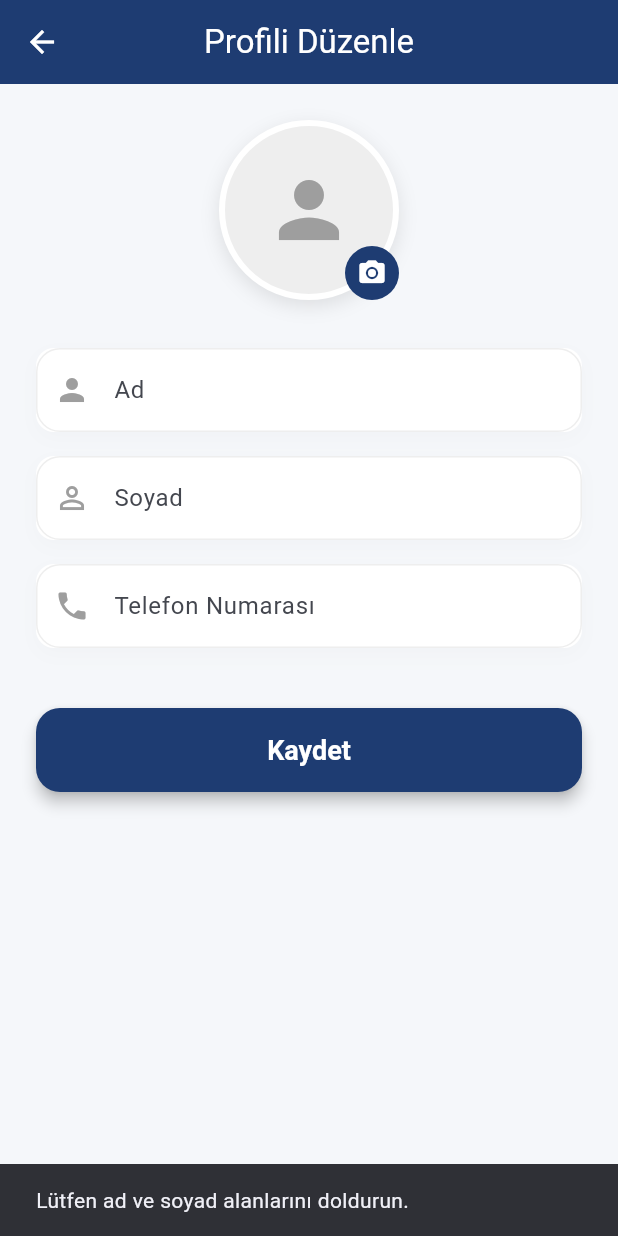
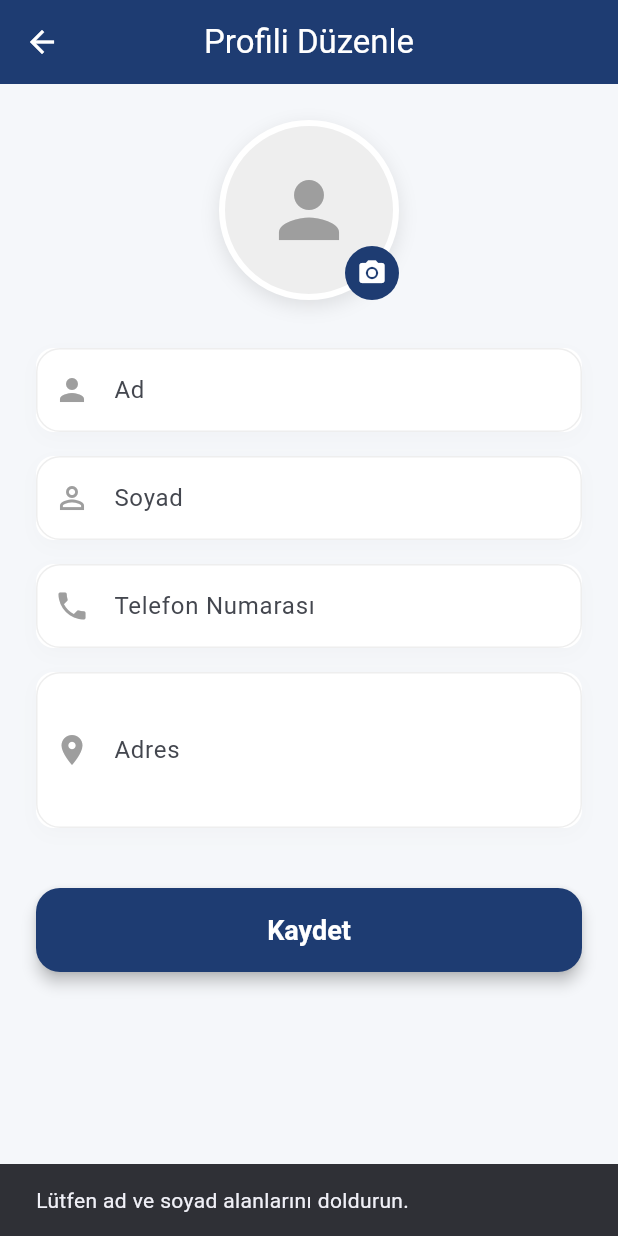
Before and after one commit to AbdullahSharbaji/Project-2026-46, a Flutter app: the EditProfilePage screen opened directly with empty values, after a tap on "Kaydet", on a phone screen of 412 x 824 dp. Run offline on Flutter 3.47's test engine with Material 3 defaults, Android fonts, the phone set to English and light mode, and no system bars; our stand-ins replace image_picker, photo_view.

Commit message:
edit profile changes

```diff
--- a/lib/Creds/edit_profile.dart
+++ b/lib/Creds/edit_profile.dart
@@ -10,6 +10,8 @@ class EditProfilePage extends StatefulWidget {
   final String firstName;
   final String lastName;
   final String phone;
+  final String? address;
+  final String? profileImageUrl;
 
   const EditProfilePage({
     super.key,
@@ -17,6 +19,8 @@ class EditProfilePage extends StatefulWidget {
     required this.firstName,
     required this.lastName,
     required this.phone,
+    this.address,
+    this.profileImageUrl,
   });
 
   @override
@@ -29,6 +33,7 @@ class _EditProfilePageState extends State<EditProfilePage> {
   final TextEditingController _nameController = TextEditingController();
   final TextEditingController _surnameController = TextEditingController();
   final TextEditingController _phoneController = TextEditingController();
+  final TextEditingController _addressController = TextEditingController();
 
   File? _image;
   final ImagePicker _picker = ImagePicker();
@@ -41,6 +46,7 @@ class _EditProfilePageState extends State<EditProfilePage> {
     _nameController.text = widget.firstName;
     _surnameController.text = widget.lastName;
     _phoneController.text = widget.phone;
+    _addressController.text = widget.address ?? "";
   }
 
   Future<void> _pickImage() async {
@@ -56,6 +62,7 @@ class _EditProfilePageState extends State<EditProfilePage> {
     final first = _nameController.text.trim();
     final last = _surnameController.text.trim();
     final phone = _phoneController.text.trim();
+    final address = _addressController.text.trim();
 
     if (first.isEmpty || last.isEmpty) {
       ScaffoldMessenger.of(context).showSnackBar(
@@ -73,6 +80,7 @@ class _EditProfilePageState extends State<EditProfilePage> {
         firstName: first,
         lastName: last,
         phoneNumber: phone,
+        address: address,
       );
 
       if (!ok) {
@@ -129,6 +137,7 @@ class _EditProfilePageState extends State<EditProfilePage> {
     _nameController.dispose();
     _surnameController.dispose();
     _phoneController.dispose();
+    _addressController.dispose();
     super.dispose();
   }
 
@@ -158,6 +167,13 @@ class _EditProfilePageState extends State<EditProfilePage> {
                 _phoneController,
                 Icons.phone,
                 keyboardType: TextInputType.phone,
+              ),
+              const SizedBox(height: 16),
+              _buildTextField(
+                "Adres",
+                _addressController,
+                Icons.location_on,
+                maxLines: 3,
               ),
               const SizedBox(height: 40),
               SizedBox(
@@ -213,6 +229,15 @@ class _EditProfilePageState extends State<EditProfilePage> {
             child: ClipOval(
               child: _image != null
                   ? Image.file(_image!, width: 120, height: 120, fit: BoxFit.cover)
+                  : (widget.profileImageUrl != null && widget.profileImageUrl!.isNotEmpty)
+                  ? Image.network(
+                "http://37.140.242.178${widget.profileImageUrl}",
+                width: 120,
+                height: 120,
+                fit: BoxFit.cover,
+                errorBuilder: (context, error, stackTrace) =>
+                const Icon(Icons.person, size: 60, color: Colors.grey),
+              )
                   : const Icon(Icons.person, size: 60, color: Colors.grey),
             ),
           ),
@@ -241,6 +266,7 @@ class _EditProfilePageState extends State<EditProfilePage> {
       TextEditingController controller,
       IconData icon, {
         TextInputType keyboardType = TextInputType.text,
+        int maxLines = 1,
       }) {
     return Container(
       decoration: BoxDecoration(
@@ -257,6 +283,7 @@ class _EditProfilePageState extends State<EditProfilePage> {
       child: TextField(
         controller: controller,
         keyboardType: keyboardType,
+        maxLines: maxLines,
         decoration: InputDecoration(
           labelText: label,
           prefixIcon: Icon(icon, color: Colors.grey),
--- a/lib/Creds/profile_page.dart
+++ b/lib/Creds/profile_page.dart
@@ -49,6 +49,7 @@ class _ProfilePageState extends State<ProfilePage> {
           final fullName = (user["fullName"] ?? "").toString();
           final email = (user["email"] ?? "").toString();
           final phone = (user["phoneNumber"] ?? "—").toString();
+          final address = (user["address"] ?? "").toString();
 
           final birthDate = user["birthDate"] != null
               ? DateTime.tryParse(user["birthDate"].toString())
@@ -97,7 +98,7 @@ class _ProfilePageState extends State<ProfilePage> {
                 _infoTile(
                   Icons.location_on,
                   'Adres',
-                  "Kemalpaşa Mah. 7048. Sk. No:15, Bornova, İzmir",
+                  address.isEmpty ? "Adres belirtilmemiş" : address,
                 ),
 
                 const SizedBox(height: 24),
@@ -114,6 +115,8 @@ class _ProfilePageState extends State<ProfilePage> {
                             firstName: firstName,
                             lastName: lastName,
                             phone: phone == "—" ? "" : phone,
+                            address: address,
+                            profileImageUrl: profileImageUrl,
                           ),
                         ),
                       );
--- a/lib/services/api_service.dart
+++ b/lib/services/api_service.dart
@@ -184,6 +184,7 @@ class ApiService {
     required String firstName,
     required String lastName,
     required String phoneNumber,
+    String? address,
   }) async {
     final url = Uri.parse('$baseUrl/users/$userId');
     try {
@@ -194,6 +195,7 @@ class ApiService {
           "FirstName": firstName,
           "LastName": lastName,
           "PhoneNumber": phoneNumber.isEmpty ? null : phoneNumber,
+          "Address": address,
         }),
       );
 
```
Also changed, not shown: pubspec.lock.
